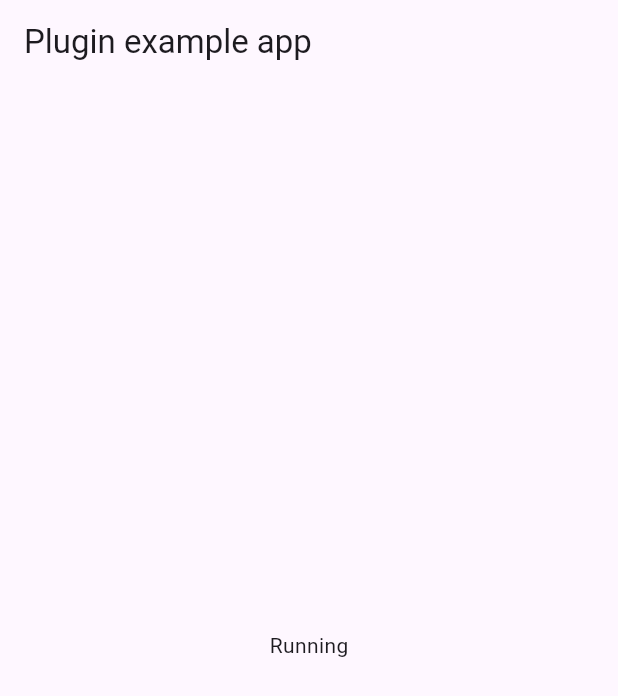
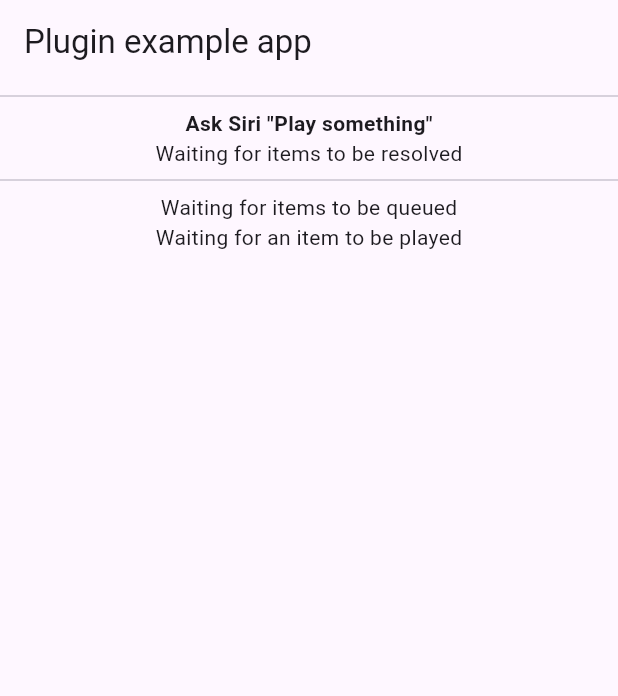
Before and after one commit to nickshoe/sirikit_media_intents, a Flutter app: the screen it shows after launch, on a phone screen of 412 x 824 dp. Shown: the top 696 px of the screen. Run offline on Flutter 3.47's test engine with Material 3 defaults, Android fonts, the phone set to English and light mode, and no system bars; our stand-ins replace plugin_platform_interface.

Commit message:
example app

```diff
--- a/example/lib/main.dart
+++ b/example/lib/main.dart
@@ -1,3 +1,4 @@
+import 'dart:async';
 import 'dart:developer';
 
 import 'package:flutter/material.dart';
@@ -6,25 +7,21 @@ import 'package:sirikit_media_intents/sirikit_media_intents.dart';
 import 'package:sirikit_media_intents/types/media_intents_handler.dart';
 
 void main() {
-  runApp(const MyApp());
+  final sirikitMediaIntentsPlugin = SirikitMediaIntents();
+  final mediaIntentsHandler = ExampleMediaIntentsHandler();
+
+  WidgetsFlutterBinding.ensureInitialized();
+  sirikitMediaIntentsPlugin.initialize(mediaIntentsHandler);
+
+  runApp(MyApp(
+    mediaIntentsHandler: mediaIntentsHandler,
+  ));
 }
 
-class MyApp extends StatefulWidget {
-  const MyApp({super.key});
+class MyApp extends StatelessWidget {
+  final ExampleMediaIntentsHandler mediaIntentsHandler;
 
-  @override
-  State<MyApp> createState() => _MyAppState();
-}
-
-class _MyAppState extends State<MyApp> {
-  final _sirikitMediaIntentsPlugin = SirikitMediaIntents();
-
-  @override
-  void initState() {
-    super.initState();
-
-    _sirikitMediaIntentsPlugin.initialize(ExampleMediaIntentsHandler());
-  }
+  const MyApp({super.key, required this.mediaIntentsHandler});
 
   @override
   Widget build(BuildContext context) {
@@ -34,7 +31,77 @@ class _MyAppState extends State<MyApp> {
           title: const Text('Plugin example app'),
         ),
         body: Center(
-          child: Text('Running\n'),
+          child: Column(
+            children: [
+              Divider(),
+              StreamBuilder(
+                stream: mediaIntentsHandler.mediaSearch$,
+                builder: (context, snapshot) {
+                  if (!snapshot.hasData) {
+                    return Text(
+                      'Ask Siri "Play something"',
+                      style: TextStyle(fontWeight: FontWeight.bold),
+                    );
+                  }
+
+                  final mediaSearch = snapshot.data!;
+                  return Text(
+                    'Search by media name "${mediaSearch.mediaName}"',
+                  );
+                },
+              ),
+              StreamBuilder(
+                stream: mediaIntentsHandler.resolveMediaItems$,
+                builder: (context, snapshot) {
+                  if (!snapshot.hasData) {
+                    return Text('Waiting for items to be resolved');
+                  }
+
+                  var resolvedMediaItemsWidgets = snapshot.data!
+                      .map(
+                        (mediaItem) => Text(
+                          '${mediaItem.identifier} - ${mediaItem.title} by ${mediaItem.artist}',
+                        ),
+                      )
+                      .toList();
+
+                  return Column(
+                    children: [
+                      Text('Resolved media items'),
+                      ...resolvedMediaItemsWidgets
+                    ],
+                  );
+                },
+              ),
+              Divider(),
+              StreamBuilder(
+                stream: mediaIntentsHandler.queuedMediaItems$,
+                builder: (context, snapshot) {
+                  if (!snapshot.hasData) {
+                    return Text('Waiting for items to be queued');
+                  }
+
+                  final mediaItems = snapshot.data!;
+                  return Text(
+                    'Queued ${mediaItems.length} items',
+                  );
+                },
+              ),
+              StreamBuilder(
+                stream: mediaIntentsHandler.currentlyPlayingMediaItem$,
+                builder: (context, snapshot) {
+                  if (!snapshot.hasData) {
+                    return Text('Waiting for an item to be played');
+                  }
+
+                  final mediaItem = snapshot.data!;
+                  return Text(
+                    'Playing ${mediaItem.identifier} - ${mediaItem.title} by ${mediaItem.artist}',
+                  );
+                },
+              ),
+            ],
+          ),
         ),
       ),
     );
@@ -42,11 +109,27 @@ class _MyAppState extends State<MyApp> {
 }
 
 class ExampleMediaIntentsHandler extends MediaIntentsHandler {
+  final _mediaSearchSubject = StreamController<MediaSearch>();
+  Stream<MediaSearch> get mediaSearch$ => _mediaSearchSubject.stream;
+
+  final _resolvedMediaItemsSubject = StreamController<List<MediaItem>>();
+  Stream<List<MediaItem>> get resolveMediaItems$ =>
+      _resolvedMediaItemsSubject.stream;
+
+  final _currentlyPlayingMediaItemSubject = StreamController<MediaItem>();
+  Stream<MediaItem> get currentlyPlayingMediaItem$ =>
+      _currentlyPlayingMediaItemSubject.stream;
+
+  final _queuedMediaItemsSubject = StreamController<List<MediaItem>>();
+  Stream<List<MediaItem>> get queuedMediaItems$ =>
+      _queuedMediaItemsSubject.stream;
+
   @override
   List<MediaItem> resolveMediaItems(MediaSearch mediaSearch) {
-    // TODO: call backend APIs
+    _mediaSearchSubject.add(mediaSearch);
 
-    return [
+    // TODO: call backend APIs to find media items matching the search criteria
+    var mediaItems = [
       MediaItem(
         identifier: '<song-1-id>',
         title: 'Cool song 1',
@@ -60,16 +143,19 @@ class ExampleMediaIntentsHandler extends MediaIntentsHandler {
         artist: 'Cool Artist 2',
       )
     ];
+    _resolvedMediaItemsSubject.add(mediaItems);
+
+    return mediaItems;
   }
 
   @override
   void playMediaItems(List<MediaItem> mediaItems) {
-    final mediaItemToPlay = mediaItems.first;
-    final numOfMediaItemsToQueue = mediaItems.length - 1;
+    log('Queuing ${mediaItems.length} songs');
+    // TODO: call App media services for queueing media items
+    _queuedMediaItemsSubject.add(mediaItems);
 
-    log('Playing ${mediaItemToPlay.title} by ${mediaItemToPlay.artist}');
-    log('Queuing other $numOfMediaItemsToQueue songs');
-
-    // TODO: call App media services
+    log('Playing ${mediaItems.first.title} by ${mediaItems.first.artist}');
+    // TODO: call App media services for playing a media item
+    _currentlyPlayingMediaItemSubject.add(mediaItems.first);
   }
 }
```
Also changed, not shown: 1 other file.
